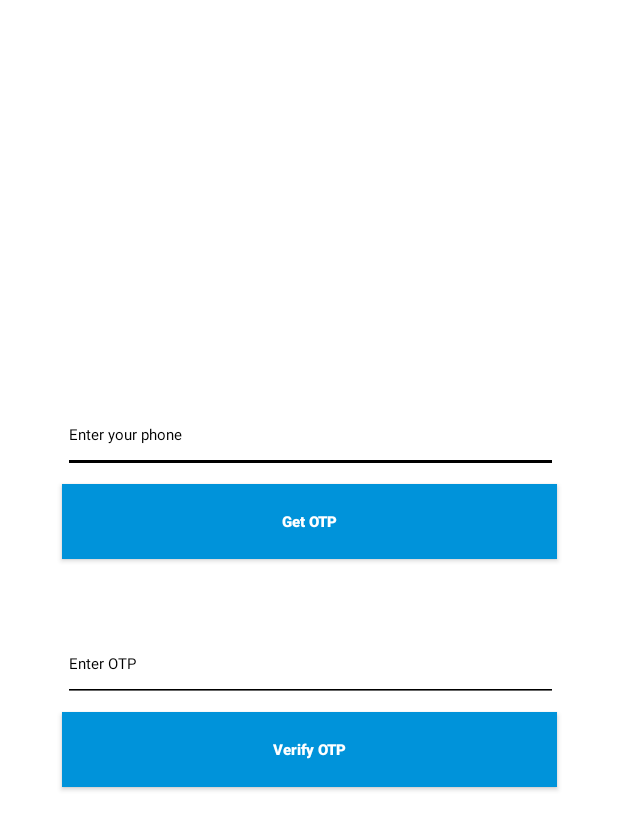
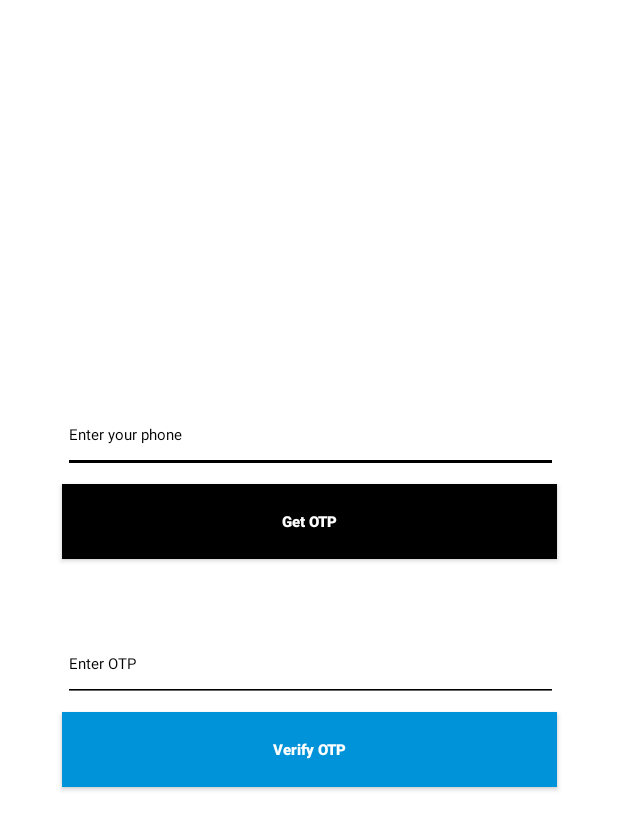
Before and after one commit to gurleen131/Uni-Connect, an Android app: the layout activity_phone_authentication.xml on its own in the app's theme, with its tools: preview values and no code run, on a phone screen of 412 x 824 dp. Shown: the top 830 px of the screen. Run offline under Robolectric (Android 15) with nearby library versions, the phone set to English and light mode, and no system bars.

Commit message:
New files Added

```diff
--- a/app/src/main/res/layout/activity_phone_authentication.xml
+++ b/app/src/main/res/layout/activity_phone_authentication.xml
@@ -34,7 +34,7 @@
         android:layout_width="330dp"
         android:layout_height="50dp"
         android:layout_below="@id/idEdtPhoneNumber"
-        android:background="@color/blue"
+        android:background="@color/black"
         android:gravity="center"
         android:text="Get OTP"
         android:textAllCaps="false"
```
